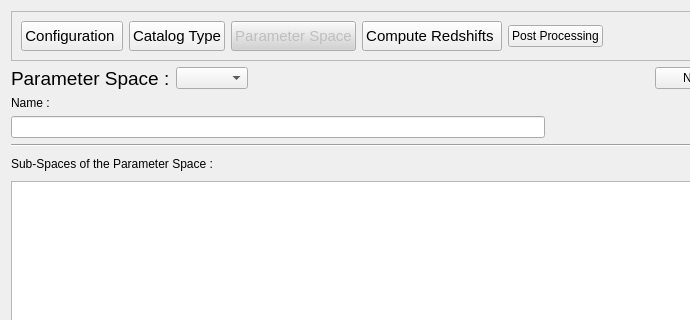
astrorama/Phosphoros, file PhzQtUI/auxdir/PhzQtUI/FormModelSet.ui: the form before one commit; both pictures show x 0 to 690 and y 0 to 320 of the 1090 by 829 pixel window.
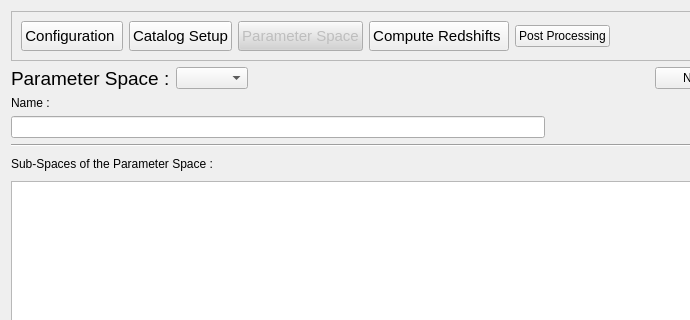
The form after the commit. Custom widgets are drawn as their Qt base class.

The edit to the form file:
```diff
--- a/PhzQtUI/auxdir/PhzQtUI/FormModelSet.ui
+++ b/PhzQtUI/auxdir/PhzQtUI/FormModelSet.ui
@@ -67,7 +67,7 @@
          <string>Define the Mapping between the catalog file(s) columns and the filters</string>
         </property>
         <property name="text">
-         <string>Catalog Type</string>
+         <string>Catalog Setup</string>
         </property>
        </widget>
       </item>
```
